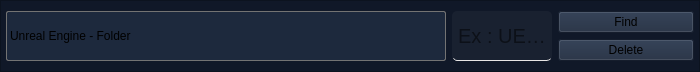
This is PluginBuilder/unrealversionslot.ui in Mecanes-Org/PluginBuilder-source as Qt 5 draws it before an edit. The edited form follows.
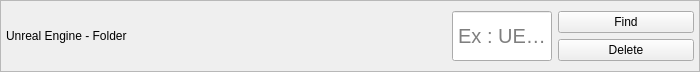
This is the edited form.

The edit to the form file:
```diff
--- a/PluginBuilder/unrealversionslot.ui
+++ b/PluginBuilder/unrealversionslot.ui
@@ -32,32 +32,7 @@
    <string>Form</string>
   </property>
   <property name="styleSheet">
-   <string notr="true">QFrame#frame_ue{
-	background-color: #101828;
-}
-
-QLabel#label_pluginPath{
-	border: 1px solid #E7E5E4 ;
-	border-radius: 2px;
-	border-color: rgb(115, 115, 115);
-	background-color: #1D293D;
-	color: rgba(255, 255, 255, .5);
-}
-
-QLineEdit#lineEdit_UE_versionName{
-	border: none;
-	border-bottom: 1px solid #E7E5E4 ;
-	background-color:  rgba(255, 255, 255, 10);
-	border-radius: 5px;
-}
-
-QPushButton{ 
-	background-color: #1D293D;
-}
-
-QPushButton:disabled{ 
-	background-color: #0F172B; 
-}</string>
+   <string notr="true"/>
   </property>
   <layout class="QVBoxLayout" name="verticalLayout_3">
    <property name="spacing">
```
